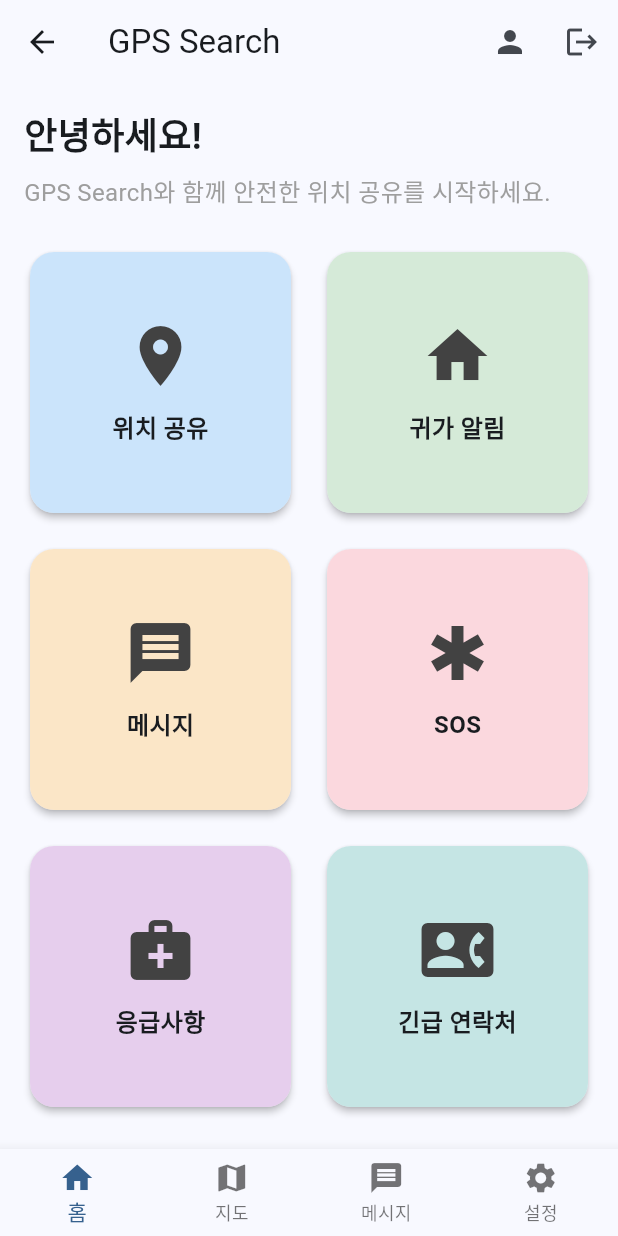
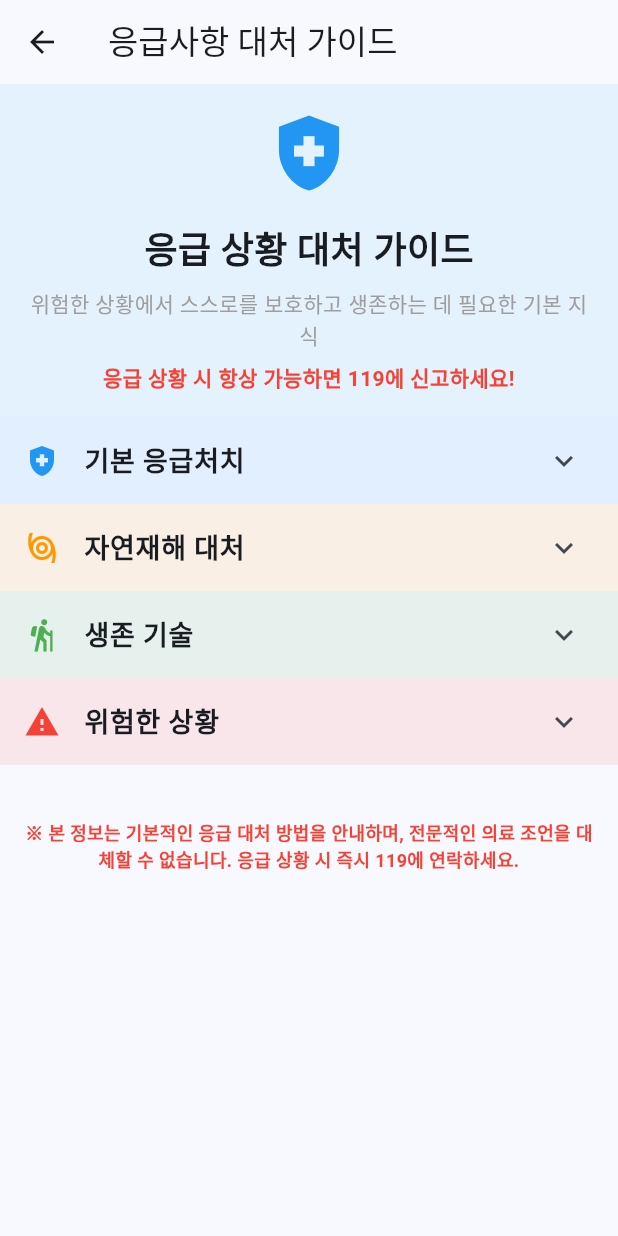
Before and after one commit to Maccrey/My-Guardian_GPS, a Flutter app: the HomeView screen opened by its route, after a tap on "응급사항", on a phone screen of 412 x 824 dp. Run offline on Flutter 3.47's test engine with Material 3 defaults, Android fonts, the phone set to English and light mode, and no system bars; our stand-ins replace get; accounts and stored records are empty.

Commit message:
응급사항 화면 추가 및 홈 화면에서의 이동 기능 구현: 응급사항 뷰를 추가하고, 홈 화면에서 해당 뷰로 이동하는 기능을 카드 클릭 시 활성화함

```diff
--- a/lib/main.dart
+++ b/lib/main.dart
@@ -6,6 +6,7 @@ import 'views/login_view.dart';
 import 'views/register_view.dart';
 import 'views/forgot_password_view.dart';
 import 'views/home_view.dart';
+import 'views/emergency_guide_view.dart';
 
 void main() {
   runApp(const MyApp());
@@ -33,6 +34,8 @@ class MyApp extends StatelessWidget {
         GetPage(
             name: '/forgot-password', page: () => const ForgotPasswordView()),
         GetPage(name: '/home', page: () => const HomeView()),
+        GetPage(
+            name: '/emergency-guide', page: () => const EmergencyGuideView()),
       ],
     );
   }
--- /dev/null
+++ b/lib/views/emergency_guide_view.dart
@@ -0,0 +1,282 @@
+import 'package:flutter/material.dart';
+import 'package:get/get.dart';
+
+class EmergencyGuideView extends StatelessWidget {
+  const EmergencyGuideView({Key? key}) : super(key: key);
+
+  @override
+  Widget build(BuildContext context) {
+    return Scaffold(
+      appBar: AppBar(
+        title: const Text('응급사항 대처 가이드'),
+        leading: IconButton(
+          icon: const Icon(Icons.arrow_back),
+          onPressed: () => Get.back(),
+        ),
+      ),
+      body: ListView(
+        children: [
+          _buildHeader(),
+          _buildEmergencyCategory(
+            context,
+            title: '기본 응급처치',
+            icon: Icons.health_and_safety,
+            color: Colors.blue,
+            items: [
+              EmergencyItem(
+                title: '심폐소생술 (CPR)',
+                icon: Icons.favorite,
+                description: '1. 의식과 호흡 확인\n'
+                    '2. 119에 신고\n'
+                    '3. 가슴 중앙에 손을 겹쳐 놓고 분당 100-120회 속도로 5-6cm 깊이로 압박\n'
+                    '4. 30회 압박 후 2회 인공호흡 (인공호흡이 불가능하면 가슴압박만 계속)\n'
+                    '5. 구조대가 도착하거나 환자가 회복될 때까지 반복',
+              ),
+              EmergencyItem(
+                title: '기도 폐쇄 (하임리히법)',
+                icon: Icons.air,
+                description: '1. 환자 뒤에 서서 양팔로 허리를 감싸줌\n'
+                    '2. 한 손은 주먹을 쥐고 배꼽과 명치 사이에 위치\n'
+                    '3. 다른 손으로 주먹 쥔 손을 감싸 안쪽 위로 강하게 당김\n'
+                    '4. 이물질이 나올 때까지 반복',
+              ),
+              EmergencyItem(
+                title: '지혈 방법',
+                icon: Icons.bloodtype,
+                description: '1. 깨끗한 천이나 거즈로 출혈 부위 직접 압박\n'
+                    '2. 출혈 부위를 심장보다 높게 유지\n'
+                    '3. 압박을 15-20분간 유지\n'
+                    '4. 지혈이 안 되면 병원 방문',
+              ),
+            ],
+          ),
+          _buildEmergencyCategory(
+            context,
+            title: '자연재해 대처',
+            icon: Icons.storm,
+            color: Colors.orange,
+            items: [
+              EmergencyItem(
+                title: '지진 발생 시',
+                icon: Icons.vibration,
+                description: '1. 테이블 아래나 내부 기둥 근처로 대피\n'
+                    '2. 머리를 보호하고 흔들림이 멈출 때까지 기다림\n'
+                    '3. 흔들림이 멈추면 신속히 밖으로 대피 (엘리베이터 사용 금지)\n'
+                    '4. 건물, 전봇대 등에서 떨어져 넓은 공간으로 이동\n'
+                    '5. 여진에 대비하고 라디오나 공식 매체를 통해 정보 확인',
+              ),
+              EmergencyItem(
+                title: '홍수 발생 시',
+                icon: Icons.water,
+                description: '1. 높은 지대로 대피\n'
+                    '2. 흐르는 물에 들어가지 않기 (15cm 깊이의 물도 사람을 쓰러트릴 수 있음)\n'
+                    '3. 전자제품, 전기 시설에서 멀리 떨어지기\n'
+                    '4. 대피 지시가 있을 경우 즉시 따름\n'
+                    '5. 침수된 도로 운전 삼가 (30cm 이상 물에 차량이 떠오를 수 있음)',
+              ),
+              EmergencyItem(
+                title: '태풍/강풍 발생 시',
+                icon: Icons.air_outlined,
+                description: '1. 튼튼한 건물 안으로 대피\n'
+                    '2. 창문에서 멀리 떨어지고 창문이나 출입문 개방 금지\n'
+                    '3. 외출 삼가고 필요시 단단한 신발과 두꺼운 옷 착용\n'
+                    '4. 정전에 대비해 손전등, 비상식량, 물 등 준비\n'
+                    '5. 날아오는 물체에 주의하고 전선 근처 접근 금지',
+              ),
+            ],
+          ),
+          _buildEmergencyCategory(
+            context,
+            title: '생존 기술',
+            icon: Icons.hiking,
+            color: Colors.green,
+            items: [
+              EmergencyItem(
+                title: '안전한 식수 확보',
+                icon: Icons.water_drop,
+                description: '1. 끓이기: 물을 1분 이상 완전히 끓여 사용\n'
+                    '2. 정수 필터 사용\n'
+                    '3. 정수약품(정수약, 요오드, 표백제) 사용: 지시에 따라 적정량 첨가\n'
+                    '4. 태양열 소독: 투명 페트병에 물을 채워 6시간 이상 직사광선 노출\n'
+                    '5. 빗물 수집: 깨끗한 용기에 빗물 모으기',
+              ),
+              EmergencyItem(
+                title: '방향 찾기',
+                icon: Icons.explore,
+                description: '1. 나침반 사용법: N(북), S(남), E(동), W(서) 확인\n'
+                    '2. 해와 시계 이용: 시계 시침을 태양 방향으로 향하게 하고, 시침과 12시 사이 각도 이등분선이 남쪽\n'
+                    '3. 밤에는 북극성 찾기: 북두칠성에서 끝 두 별 사이 거리의 5배 연장선상에 있는 별이 북극성\n'
+                    '4. 이끼 관찰: 주로 나무나 바위의, 북쪽 면에 이끼가 많이 자람\n'
+                    '5. 지형지물 활용: 산의 능선, 강의 방향 등을 통해 위치 파악',
+              ),
+              EmergencyItem(
+                title: '비상 대피소 만들기',
+                icon: Icons.home_outlined,
+                description: '1. 자연 대피소 활용: 동굴, 바위 돌출부 등 자연 지형 이용\n'
+                    '2. 나뭇가지 대피소: 튼튼한 나뭇가지로 A자 프레임 구조 만들기\n'
+                    '3. 눈 동굴: 눈이 많은 지역에서 눈을 파서 대피소 만들기\n'
+                    '4. 비닐/천 활용: 방수 천이나 비닐을 나뭇가지로 지지해 간이 텐트 구성\n'
+                    '5. 단열 고려: 바닥에 나뭇잎, 솔잎 등을 깔아 땅의 냉기 차단',
+              ),
+            ],
+          ),
+          _buildEmergencyCategory(
+            context,
+            title: '위험한 상황',
+            icon: Icons.warning,
+            color: Colors.red,
+            items: [
+              EmergencyItem(
+                title: '화재 발생 시',
+                icon: Icons.local_fire_department,
+                description: '1. 즉시 화재경보기 작동 및 119 신고\n'
+                    '2. 작은 화재는 소화기로 진화 시도, 큰 화재는 즉시 대피\n'
+                    '3. 연기 속에서는 낮은 자세로 이동 (바닥 가까이 공기가 깨끗함)\n'
+                    '4. 닫힌 문을 열기 전 문손잡이 온도 확인, 뜨겁다면 다른 출구 찾기\n'
+                    '5. 옷에 불이 붙으면 "멈추고, 엎드리고, 구르기" 실행',
+              ),
+              EmergencyItem(
+                title: '익수 사고 시',
+                icon: Icons.pool,
+                description: '1. "던지고, 뻗고, 가고, 끌고" 원칙 준수\n'
+                    '2. 가능하면 구명도구를 던져 구조\n'
+                    '3. 직접 들어가는 것은 최후의 수단 (훈련된 사람만)\n'
+                    '4. 구조 후 체온 유지, 필요시 CPR 실시\n'
+                    '5. 전문가에게 상태 확인 필요',
+              ),
+              EmergencyItem(
+                title: '교통사고 발생 시',
+                icon: Icons.car_crash,
+                description: '1. 안전한 곳으로 이동 및 비상등 켜기\n'
+                    '2. 2차 사고 방지: 삼각대 설치 (고속도로는 100m 이상 뒤)\n'
+                    '3. 119와 112에 신고 (위치, 상황, 부상자 정보 전달)\n'
+                    '4. 부상자를 함부로 움직이지 말고 전문가 도착 기다리기\n'
+                    '5. 증거 확보: 사고 현장, 차량 번호판 등 사진 촬영',
+              ),
+            ],
+          ),
+          const SizedBox(height: 20),
+          const Padding(
+            padding: EdgeInsets.all(16.0),
+            child: Text(
+              '※ 본 정보는 기본적인 응급 대처 방법을 안내하며, 전문적인 의료 조언을 대체할 수 없습니다. 응급 상황 시 즉시 119에 연락하세요.',
+              style: TextStyle(
+                color: Colors.red,
+                fontSize: 12,
+                fontWeight: FontWeight.bold,
+              ),
+              textAlign: TextAlign.center,
+            ),
+          ),
+          const SizedBox(height: 20),
+        ],
+      ),
+    );
+  }
+
+  Widget _buildHeader() {
+    return Container(
+      padding: const EdgeInsets.all(16.0),
+      color: Colors.blue.shade50,
+      child: Column(
+        children: const [
+          Icon(
+            Icons.health_and_safety,
+            size: 60,
+            color: Colors.blue,
+          ),
+          SizedBox(height: 16),
+          Text(
+            '응급 상황 대처 가이드',
+            style: TextStyle(
+              fontSize: 24,
+              fontWeight: FontWeight.bold,
+            ),
+          ),
+          SizedBox(height: 8),
+          Text(
+            '위험한 상황에서 스스로를 보호하고 생존하는 데 필요한 기본 지식',
+            textAlign: TextAlign.center,
+            style: TextStyle(fontSize: 14, color: Colors.grey),
+          ),
+          SizedBox(height: 8),
+          Text(
+            '응급 상황 시 항상 가능하면 119에 신고하세요!',
+            style: TextStyle(
+              fontSize: 14,
+              fontWeight: FontWeight.bold,
+              color: Colors.red,
+            ),
+            textAlign: TextAlign.center,
+          ),
+        ],
+      ),
+    );
+  }
+
+  Widget _buildEmergencyCategory(
+    BuildContext context, {
+    required String title,
+    required IconData icon,
+    required Color color,
+    required List<EmergencyItem> items,
+  }) {
+    return ExpansionTile(
+      title: Row(
+        children: [
+          Icon(icon, color: color),
+          const SizedBox(width: 16),
+          Text(
+            title,
+            style: const TextStyle(
+              fontSize: 18,
+              fontWeight: FontWeight.bold,
+            ),
+          ),
+        ],
+      ),
+      collapsedBackgroundColor: color.withOpacity(0.1),
+      backgroundColor: color.withOpacity(0.05),
+      children: items.map((item) => _buildEmergencyItemTile(item)).toList(),
+    );
+  }
+
+  Widget _buildEmergencyItemTile(EmergencyItem item) {
+    return ExpansionTile(
+      title: Row(
+        children: [
+          Icon(item.icon, size: 20),
+          const SizedBox(width: 12),
+          Text(
+            item.title,
+            style: const TextStyle(
+              fontSize: 16,
+              fontWeight: FontWeight.w500,
+            ),
+          ),
+        ],
+      ),
+      children: [
+        Padding(
+          padding: const EdgeInsets.all(16.0),
+          child: Text(
+            item.description,
+            style: const TextStyle(fontSize: 14, height: 1.5),
+          ),
+        ),
+      ],
+    );
+  }
+}
+
+class EmergencyItem {
+  final String title;
+  final IconData icon;
+  final String description;
+
+  EmergencyItem({
+    required this.title,
+    required this.icon,
+    required this.description,
+  });
+}
--- a/lib/views/home_view.dart
+++ b/lib/views/home_view.dart
@@ -1,6 +1,7 @@
 import 'package:flutter/material.dart';
 import 'package:get/get.dart';
 import '../services/auth_service.dart';
+import 'emergency_guide_view.dart';
 
 class HomeView extends StatelessWidget {
   const HomeView({Key? key}) : super(key: key);
@@ -117,7 +118,8 @@ class HomeView extends StatelessWidget {
                       Icons.medical_services,
                       Colors.purple.shade100,
                       () {
-                        // 응급대처 화면으로 이동
+                        // 응급사항 화면으로 이동
+                        Get.to(() => const EmergencyGuideView());
                       },
                     ),
                     _buildFeatureCard(
```
